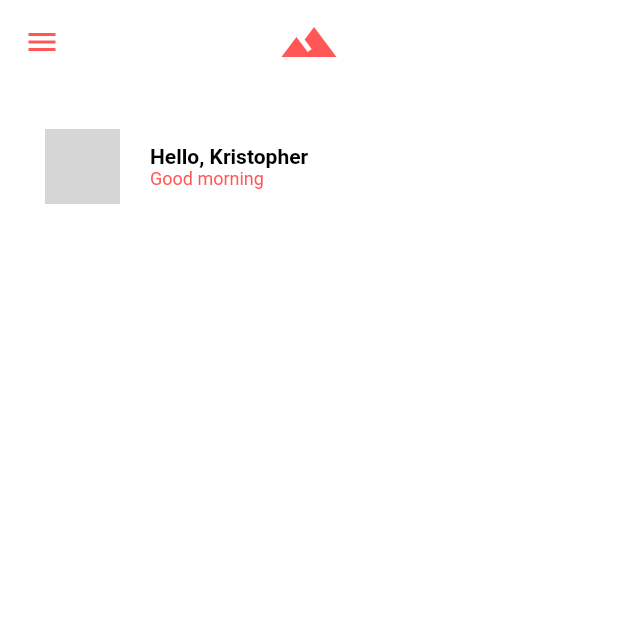
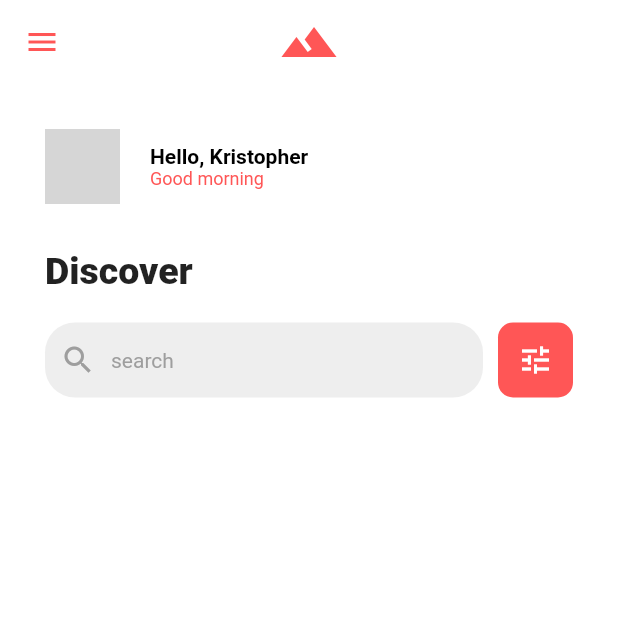
Before and after one commit to ngumbau/mounts_of_the_world, a Flutter app: the screen it shows after launch, on a phone screen of 412 x 824 dp, the top half of it. Run offline on Flutter 3.47's test engine with Material 2 defaults, Android fonts, the phone set to English and light mode, and no system bars; network calls fail; grey boxes are pictures that could not be loaded.

Commit message:
created app search bar

```diff
--- a/lib/pages/mounts_page.dart
+++ b/lib/pages/mounts_page.dart
@@ -1,7 +1,8 @@
 import 'package:flutter/material.dart';
 import 'package:mounts_of_the_world/util/color.dart';
 
-import '../widgets/AppHeader.dart';
+import '../widgets/app_header.dart';
+import '../widgets/app_search.dart';
 
 class MountsPage extends StatelessWidget {
   const MountsPage({Key? key}) : super(key: key);
@@ -39,6 +40,7 @@ class MountsPage extends StatelessWidget {
         crossAxisAlignment: CrossAxisAlignment.start,
         children: const [
           AppHeader(),
+          AppSearch(),
         ],
       ),
     );
--- /dev/null
+++ b/lib/widgets/app_search.dart
@@ -0,0 +1,72 @@
+import 'package:flutter/material.dart';
+import 'package:mounts_of_the_world/util/color.dart';
+
+class AppSearch extends StatelessWidget {
+  const AppSearch({Key? key}) : super(key: key);
+
+  @override
+  Widget build(BuildContext context) {
+    return Container(
+      padding: const EdgeInsets.all(30),
+      child: Column(
+        crossAxisAlignment: CrossAxisAlignment.start,
+        children: [
+          const Text(
+            'Discover',
+            style: TextStyle(
+              fontWeight: FontWeight.w900,
+              fontSize: 25,
+            ),
+          ),
+          const SizedBox(
+            height: 20,
+          ),
+          Row(
+            children: [
+              Expanded(
+                child: Container(
+                  height: 50,
+                  padding: const EdgeInsets.all(10),
+                  decoration: BoxDecoration(
+                    color: Colors.grey[200],
+                    borderRadius: BorderRadius.circular(20),
+                  ),
+                  child: Row(
+                    children: const [
+                      Icon(
+                        Icons.search,
+                        color: Colors.grey,
+                      ),
+                      SizedBox(
+                        width: 10,
+                      ),
+                      Text(
+                        'search',
+                        style: TextStyle(
+                          color: Colors.grey,
+                        ),
+                      ),
+                    ],
+                  ),
+                ),
+              ),
+              Container(
+                margin: const EdgeInsets.only(left: 10),
+                width: 50,
+                height: 50,
+                decoration: BoxDecoration(
+                  color: MainColor.color,
+                  borderRadius: BorderRadius.circular(10),
+                ),
+                child: const Icon(
+                  Icons.tune,
+                  color: Colors.white,
+                ),
+              ),
+            ],
+          )
+        ],
+      ),
+    );
+  }
+}
```
Also changed, not shown: lib/widgets/app_header.dart (renamed from lib/widgets/AppHeader.dart).
